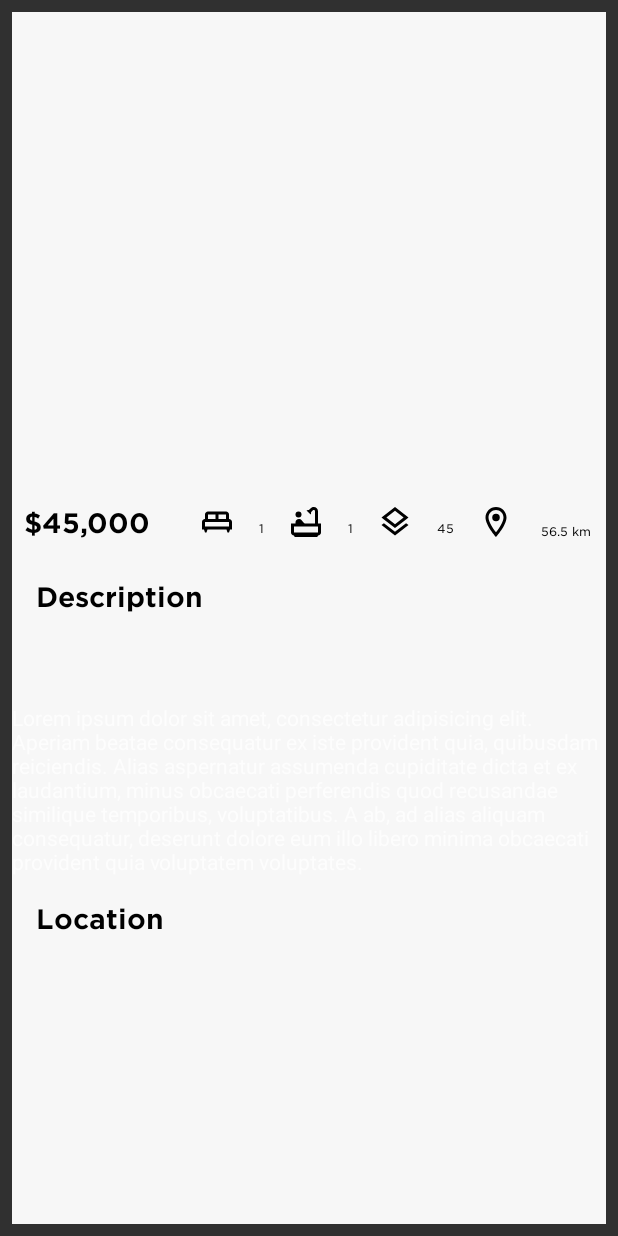
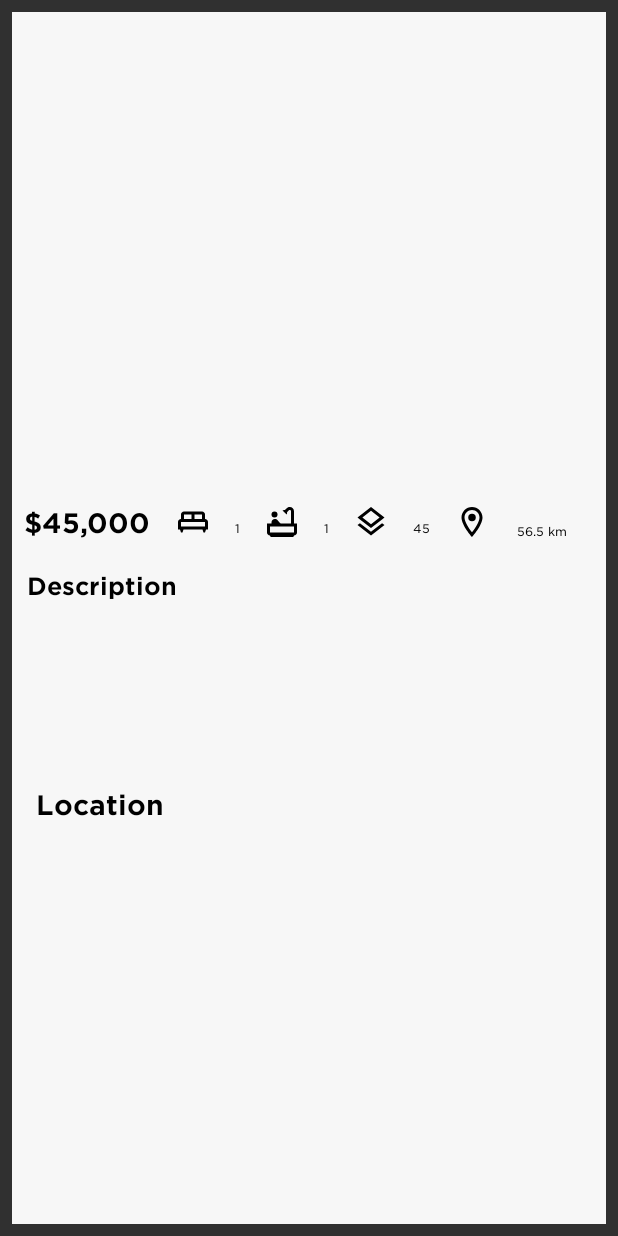
Before and after one commit to Slnbz/DTTHousing, an Android app: the HouseDetails screen opened directly, with no data from a screen before it, on a phone screen of 412 x 824 dp. Run offline under Robolectric (Android 15) with nearby library versions, the phone set to English and light mode, and no system bars; pictures from the network do not load; 10 statements that could not run were skipped.

Commit message:
error fix & xml setting

```diff
--- a/app/src/main/java/com/example/android/dtthousing/HouseAdapter.kt
+++ b/app/src/main/java/com/example/android/dtthousing/HouseAdapter.kt
@@ -29,19 +29,7 @@ class HouseAdapter(val houses: List<House>,private val listener: (House) -> Unit
         val bedroom : TextView = itemView.findViewById(R.id.amountofbed)
 
 
-        fun bind(item: House) {
-            val houze = houses[position]
-            price.text = "$"+ houze.price.toString()
-            bedroom.text = houze.bedrooms.toString()
-            bathroom.text = houze.bathrooms.toString()
-            housesize.text = houze.size.toString()
-            city.text = houze.city
-            zip.text = houze.zip
 
-            Glide.with(image.context)
-                .load(BASE_URL_FOR_IMAGE+houze.image)
-                .into(image.findViewById(R.id.detailimage))
-        }
         init {
             itemView.setOnClickListener{
             val position: Int = adapterPosition
@@ -70,7 +58,6 @@ class HouseAdapter(val houses: List<House>,private val listener: (House) -> Unit
             .load(BASE_URL_FOR_IMAGE+houze.image)
             .into(holder.image.findViewById(R.id.houseImage))
 
-        //holder.bind(houze)
         holder.itemView.setOnClickListener { listener(houze) }
     }
 
--- a/app/src/main/java/com/example/android/dtthousing/HouseDetails.kt
+++ b/app/src/main/java/com/example/android/dtthousing/HouseDetails.kt
@@ -26,7 +26,7 @@ class HouseDetails : AppCompatActivity(){
         val bedroom : TextView = findViewById(R.id.detailamountofbed)
         val bathroom : TextView = findViewById(R.id.detailamountofbath)
         val housesize: TextView = findViewById(R.id.detailfloorarea)
-        val description :TextView = findViewById(R.id.description)
+        val description :TextView = findViewById(R.id.detailsdescription)
         val latitude : TextView = findViewById(R.id.latitudedetail)
         val longitude : TextView = findViewById(R.id.longitudedetail)
         val createdDate : TextView = findViewById(R.id.createdDate)
--- a/app/src/main/res/layout/house_details.xml
+++ b/app/src/main/res/layout/house_details.xml
@@ -5,6 +5,21 @@
     android:layout_height="match_parent"
     android:background="@color/light_gray"
     android:layout_margin="8dp">
+
+
+    <ScrollView
+        android:id="@+id/scrollviewdetails"
+        android:layout_width="match_parent"
+        android:layout_height="match_parent"
+        app:layout_constraintBottom_toBottomOf="parent"
+        app:layout_constraintTop_toTopOf="parent">
+
+        <LinearLayout
+            android:layout_width="match_parent"
+            android:layout_height="0dp"
+            android:layout_weight="1"
+            android:orientation="vertical"
+            app:layout_constraintTop_toTopOf="@id/scrollviewdetails">
 
             <ImageView
                 android:id="@+id/detailimage"
@@ -15,30 +30,20 @@
 
             <LinearLayout
                 android:layout_width="match_parent"
-        android:layout_height="0dp"
-        android:layout_weight="1"
-        android:orientation="vertical"
-        android:layout_marginTop="10dp"
-        app:layout_constraintTop_toBottomOf="@id/detailimage"
-        app:layout_constraintBottom_toBottomOf="parent">
-
-        <LinearLayout
-            android:layout_width="match_parent"
                 android:layout_height="wrap_content"
                 android:layout_marginStart="0dp"
                 android:orientation="horizontal"
                 app:layout_constraintBottom_toBottomOf="parent"
-            app:layout_constraintStart_toEndOf="@+id/houseImage"
+                app:layout_constraintStart_toEndOf="@+id/detailimage"
                 app:layout_constraintTop_toBottomOf="@+id/zip">
 
                 <TextView
                     android:id="@+id/detailprice"
-                android:layout_width="0dp"
+                    style="@style/Title01Style"
+                    android:layout_width="wrap_content"
                     android:layout_height="wrap_content"
                     android:layout_margin="8dp"
-                android:layout_weight="1"
-                android:text="$45,000"
-                style="@style/Title01Style"/>
+                    android:text="$45,000" />
 
                 <ImageView
                     android:id="@+id/bed_image"
@@ -108,39 +113,42 @@
 
             <TextView
                 android:id="@+id/textView2"
+                style="@style/Title02Style"
                 android:layout_width="wrap_content"
                 android:layout_height="wrap_content"
-            android:text="Description"
-            style="@style/Title01Style"/>
+                android:text="Description" />
 
             <TextView
                 android:id="@+id/createdDate"
+                style="@style/Body_HintStyle"
+                android:layout_width="match_parent"
+                android:layout_height="wrap_content" />
+
+            <TextView
+                android:id="@+id/detailsdescription"
+                style="@style/Body_HintStyle"
                 android:layout_width="match_parent"
                 android:layout_height="wrap_content"
-            style="@style/Title03Style"/>
-
-        <TextView
-            android:id="@+id/description"
-            android:layout_width="match_parent"
-            android:layout_height="wrap_content"
-            android:text="@string/body" />
+                />
 
             <TextView
                 android:id="@+id/textView4"
+                style="@style/Title01Style"
                 android:layout_width="match_parent"
                 android:layout_height="wrap_content"
-            android:text="Location"
-            style="@style/Title01Style"/>
+                android:text="Location" />
+
             <TextView
                 android:id="@+id/longitudedetail"
+                style="@style/Title03Style"
                 android:layout_width="match_parent"
-            android:layout_height="wrap_content"
-            style="@style/Title03Style"/>
+                android:layout_height="wrap_content" />
+
             <TextView
                 android:id="@+id/latitudedetail"
+                style="@style/Title03Style"
                 android:layout_width="match_parent"
-            android:layout_height="wrap_content"
-            style="@style/Title03Style"/>
+                android:layout_height="wrap_content" />
 
             <!-- <com.google.android.gms.maps.MapView
                  android:id="@+id/mapView"
@@ -149,7 +157,9 @@
                  android:layout_margin="16dp" />-->
 
 
+        </LinearLayout>
+    </ScrollView>
 
-    </LinearLayout>
+
 
 </androidx.constraintlayout.widget.ConstraintLayout>
```
Lines whose indentation alone changed are shown as unchanged.
